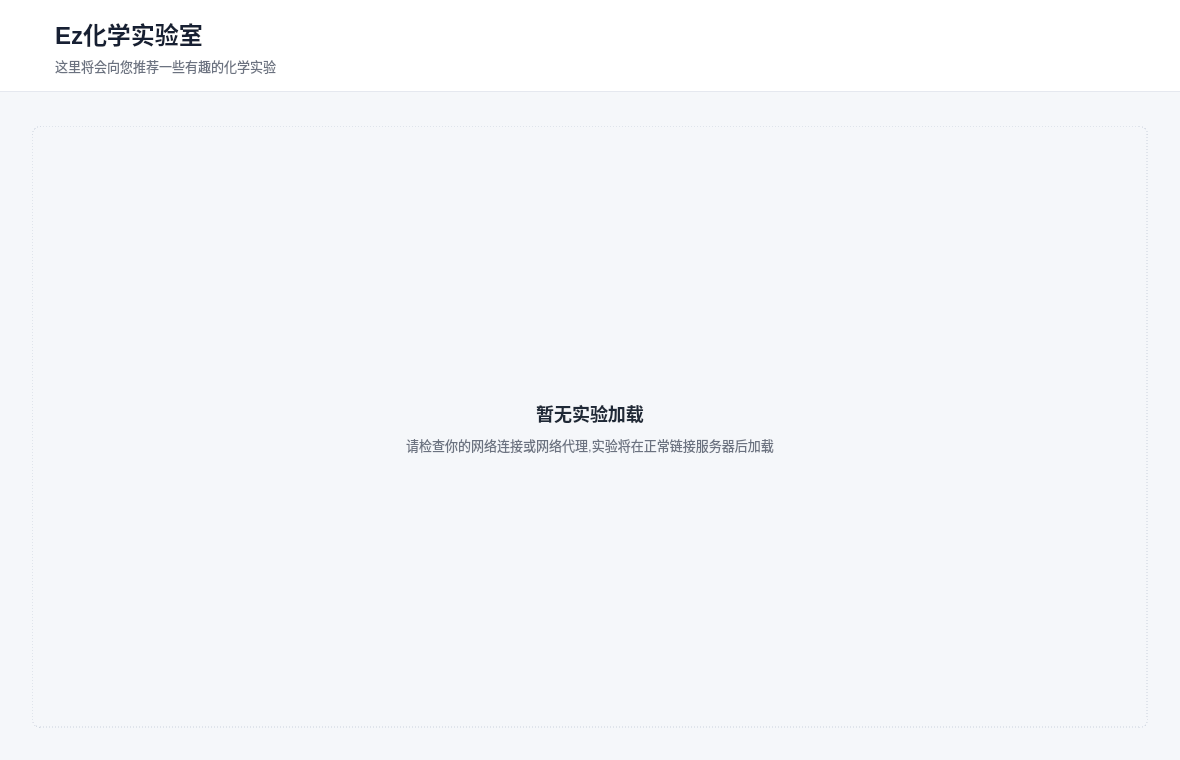
This is EzLaboratory/source/app/MainWindow.ui in Shulincooky/EzLaboratory as Qt 5 draws it before an edit. The edited form follows.
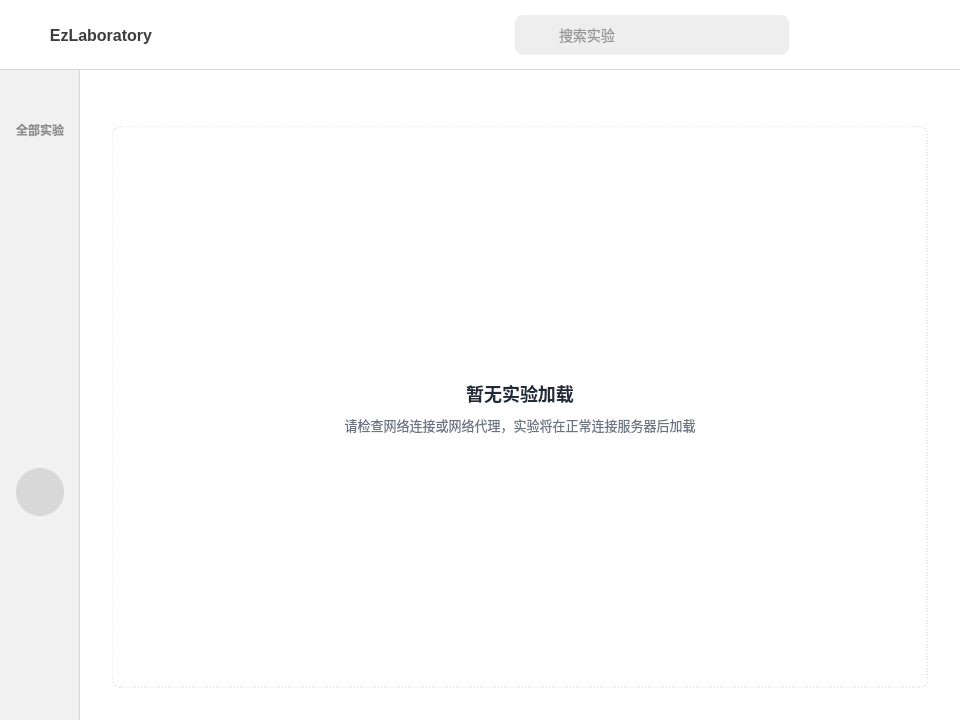
This is the edited form. Icons and pictures are not drawn.

What changed in the file:
```diff
--- a/EzLaboratory/source/app/MainWindow.ui
+++ b/EzLaboratory/source/app/MainWindow.ui
@@ -6,14 +6,14 @@
    <rect>
     <x>0</x>
     <y>0</y>
-    <width>1180</width>
-    <height>760</height>
+    <width>960</width>
+    <height>720</height>
    </rect>
   </property>
   <property name="minimumSize">
    <size>
-    <width>920</width>
-    <height>620</height>
+    <width>960</width>
+    <height>720</height>
    </size>
   </property>
   <property name="windowTitle">
@@ -21,73 +21,95 @@
   </property>
   <property name="styleSheet">
    <string notr="true">* {
-border:0px;
-}
-QMainWindow {
-    background: #F5F7FA;
+    border: 0;
+    font-family: &quot;Microsoft YaHei UI&quot;, &quot;Segoe UI&quot;;
 }
 
+QMainWindow,
 QWidget#centralWidget {
-    background: #F5F7FA;
+    background: #FFFFFF;
 }
 
 QWidget#topBar {
     background: #FFFFFF;
-    border-bottom: 1px solid #E5E8EF;
+    border-bottom: 1px solid #D6D6D6;
 }
 
-QLabel#titleLabel {
-    color: #172033;
-    font-size: 24px;
-    font-weight: 700;
+QLabel#brandLabel {
+    color: #3D3D3D;
+    font-weight: 600;
 }
 
-QLabel#subtitleLabel {
-    color: #6B7280;
-    font-size: 13px;
+QWidget#searchFrame {
+    background: #EEEEEE;
+    border-radius: 8px;
 }
 
-QLabel#connectionStatusLabel {
-    color: #4B5563;
-    background: #EEF2F7;
-    border-radius: 12px;
-    padding: 6px 12px;
+QLabel#searchIconLabel {
+    background: transparent;
 }
 
-QPushButton {
-    background: #FFFFFF;
-    border-radius: 8px;
-    color: #243047;
+QLineEdit#searchLineEdit {
+    background: transparent;
+    color: #3D3D3D;
+    font-size: 14px;
+    padding: 0px 2px;
 }
 
-QPushButton:hover {
-    background: #F1F4F8;
+QWidget#sideBar {
+    background: #F1F1F1;
+    border-right: 1px solid #D6D6D6;
 }
-QPushButton:pressed {
-    background: #D4D8E0;
+
+QToolButton {
+    background: transparent;
+    border-radius: 4px;
+    color: #8C8C8C;
 }
 
-QPushButton#refreshButton {
-    background: #6D5DF2;
-    border: 1px solid #6D5DF2;
-    color: #FFFFFF;
+QToolButton:hover {
+    background: #E7E7E7;
 }
 
-QPushButton#refreshButton:hover {
-    background: #5A4BDD;
+QToolButton:pressed {
+    background: #DADADA;
+}
+
+QToolButton#closeButton:hover {
+    background: #E81123;
+}
+
+QToolButton#navExperimentsButton {
+    color: #8C8C8C;
+    border-radius: 8px;
+    font-size: 12px;
+    font-weight: 600;
+}
+
+QToolButton#navExperimentsButton:hover,
+QToolButton#historyButton:hover,
+QToolButton#themeButton:hover,
+QToolButton#settingsButton:hover {
+    background: #E6E6E6;
+}
+
+QToolButton#avatarButton {
+    background: #D8D8D8;
+    border-radius: 24px;
+}
+
+QToolButton#avatarButton:hover {
+    background: #CCCCCC;
 }
 
 QScrollArea#experimentScrollArea {
-    background: transparent;
+    background: #FFFFFF;
     border: none;
 }
 
-QWidget#scrollContentWidget {
-    background: transparent;
-}
-
+QWidget#scrollContentWidget,
 QWidget#cardGridWidget {
-    background: transparent;
+    background: #FFFFFF;
 }
 
 QFrame#emptyHintFrame {
@@ -106,17 +128,8 @@
     font-size: 13px;
 }</string>
   </property>
-  <property name="iconSize">
-   <size>
-    <width>20</width>
-    <height>20</height>
-   </size>
-  </property>
   <widget class="QWidget" name="centralWidget">
-   <layout class="QVBoxLayout" name="mainLayout">
-    <property name="spacing">
-     <number>0</number>
-    </property>
+   <layout class="QGridLayout" name="gridLayout">
     <property name="leftMargin">
      <number>0</number>
     </property>
@@ -129,91 +142,529 @@
     <property name="bottomMargin">
      <number>0</number>
     </property>
-    <item>
+    <property name="spacing">
+     <number>0</number>
+    </property>
+    <item row="0" column="0" colspan="2">
      <widget class="QWidget" name="topBar" native="true">
       <property name="minimumSize">
        <size>
         <width>0</width>
-        <height>92</height>
+        <height>70</height>
        </size>
       </property>
       <property name="maximumSize">
        <size>
         <width>16777215</width>
-        <height>92</height>
+        <height>70</height>
        </size>
       </property>
-      <layout class="QHBoxLayout" name="topBarLayout">
+      <layout class="QHBoxLayout" name="horizontalLayout_3">
+       <item>
+        <layout class="QHBoxLayout" name="horizontalLayout_2">
+         <item>
+          <widget class="QLabel" name="logoLabel">
+           <property name="minimumSize">
+            <size>
+             <width>32</width>
+             <height>32</height>
+            </size>
+           </property>
+           <property name="maximumSize">
+            <size>
+             <width>32</width>
+             <height>32</height>
+            </size>
+           </property>
+           <property name="text">
+            <string/>
+           </property>
+           <property name="pixmap">
+            <pixmap resource="../../resources/Main.qrc">:/Main/icons/brand/icon.svg</pixmap>
+           </property>
+           <property name="scaledContents">
+            <bool>true</bool>
+           </property>
+          </widget>
+         </item>
+         <item>
+          <widget class="QLabel" name="brandLabel">
+           <property name="font">
+            <font>
+             <family>Microsoft YaHei UI</family>
+             <pointsize>12</pointsize>
+             <fontweight>DemiBold</fontweight>
+            </font>
+           </property>
+           <property name="text">
+            <string>EzLaboratory</string>
+           </property>
+           <property name="alignment">
+            <set>Qt::AlignmentFlag::AlignRight|Qt::AlignmentFlag::AlignTrailing|Qt::AlignmentFlag::AlignVCenter</set>
+           </property>
+          </widget>
+         </item>
+        </layout>
+       </item>
+       <item>
+        <spacer name="topBarLogoSpacer">
+         <property name="orientation">
+          <enum>Qt::Orientation::Horizontal</enum>
+         </property>
+         <property name="sizeHint" stdset="0">
+          <size>
+           <width>40</width>
+           <height>20</height>
+          </size>
+         </property>
+        </spacer>
+       </item>
+       <item>
+        <widget class="QWidget" name="searchFrame" native="true">
+         <property name="minimumSize">
+          <size>
+           <width>274</width>
+           <height>40</height>
+          </size>
+         </property>
+         <property name="maximumSize">
+          <size>
+           <width>274</width>
+           <height>40</height>
+          </size>
+         </property>
+         <layout class="QHBoxLayout" name="searchLayout">
+          <property name="spacing">
+           <number>8</number>
+          </property>
+          <property name="leftMargin">
+           <number>8</number>
+          </property>
+          <property name="topMargin">
+           <number>0</number>
+          </property>
+          <property name="rightMargin">
+           <number>12</number>
+          </property>
+          <property name="bottomMargin">
+           <number>0</number>
+          </property>
+          <item>
+           <widget class="QLabel" name="searchIconLabel">
+            <property name="minimumSize">
+             <size>
+              <width>24</width>
+              <height>24</height>
+             </size>
+            </property>
+            <property name="maximumSize">
+             <size>
+              <width>24</width>
+              <height>24</height>
+             </size>
+            </property>
+            <property name="text">
+             <string/>
+            </property>
+            <property name="pixmap">
+             <pixmap resource="../../resources/Main.qrc">:/Main/icons/topbar/search.svg</pixmap>
+            </property>
+            <property name="scaledContents">
+             <bool>true</bool>
+            </property>
+           </widget>
+          </item>
+          <item>
+           <widget class="QLineEdit" name="searchLineEdit">
+            <property name="minimumSize">
+             <size>
+              <width>0</width>
+              <height>32</height>
+             </size>
+            </property>
+            <property name="frame">
+             <bool>false</bool>
+            </property>
+            <property name="placeholderText">
+             <string>搜索实验</string>
+            </property>
+            <property name="clearButtonEnabled">
+             <bool>true</bool>
+            </property>
+           </widget>
+          </item>
+         </layout>
+        </widget>
+       </item>
+       <item>
+        <widget class="QWidget" name="windowButtonsWidget" native="true">
+         <property name="minimumSize">
+          <size>
+           <width>154</width>
+           <height>52</height>
+          </size>
+         </property>
+         <property name="maximumSize">
+          <size>
+           <width>154</width>
+           <height>52</height>
+          </size>
+         </property>
+         <layout class="QHBoxLayout" name="horizontalLayout">
+          <item>
+           <widget class="QToolButton" name="minimizeButton">
+            <property name="minimumSize">
+             <size>
+              <width>32</width>
+              <height>32</height>
+             </size>
+            </property>
+            <property name="maximumSize">
+             <size>
+              <width>32</width>
+              <height>32</height>
+             </size>
+            </property>
+            <property name="toolTip">
+             <string>Minimize</string>
+            </property>
+            <property name="text">
+             <string/>
+            </property>
+            <property name="icon">
+             <iconset resource="../../resources/Main.qrc">
+              <normaloff>:/Main/icons/window/subtract-fill.svg</normaloff>:/Main/icons/window/subtract-fill.svg</iconset>
+            </property>
+            <property name="iconSize">
+             <size>
+              <width>32</width>
+              <height>32</height>
+             </size>
+            </property>
+           </widget>
+          </item>
+          <item>
+           <spacer name="windowButtonSpacer1">
+            <property name="orientation">
+             <enum>Qt::Orientation::Horizontal</enum>
+            </property>
+            <property name="sizeType">
+             <enum>QSizePolicy::Policy::Fixed</enum>
+            </property>
+            <property name="sizeHint" stdset="0">
+             <size>
+              <width>11</width>
+              <height>20</height>
+             </size>
+            </property>
+           </spacer>
+          </item>
+          <item>
+           <widget class="QToolButton" name="maximizeButton">
+            <property name="minimumSize">
+             <size>
+              <width>32</width>
+              <height>32</height>
+             </size>
+            </property>
+            <property name="maximumSize">
+             <size>
+              <width>32</width>
+              <height>32</height>
+             </size>
+            </property>
+            <property name="toolTip">
+             <string>Maximize</string>
+            </property>
+            <property name="text">
+             <string/>
+            </property>
+            <property name="icon">
+             <iconset resource="../../resources/Main.qrc">
+              <normaloff>:/Main/icons/window/maximize-fill.svg</normaloff>:/Main/icons/window/maximize-fill.svg</iconset>
+            </property>
+            <property name="iconSize">
+             <size>
+              <width>32</width>
+              <height>32</height>
+             </size>
+            </property>
+           </widget>
+          </item>
+          <item>
+           <spacer name="windowButtonSpacer2">
+            <property name="orientation">
+             <enum>Qt::Orientation::Horizontal</enum>
+            </property>
+            <property name="sizeType">
+             <enum>QSizePolicy::Policy::Fixed</enum>
+            </property>
+            <property name="sizeHint" stdset="0">
+             <size>
+              <width>5</width>
+              <height>20</height>
+             </size>
+            </property>
+           </spacer>
+          </item>
+          <item>
+           <widget class="QToolButton" name="closeButton">
+            <property name="minimumSize">
+             <size>
+              <width>32</width>
+              <height>32</height>
+             </size>
+            </property>
+            <property name="maximumSize">
+             <size>
+              <width>32</width>
+              <height>32</height>
+             </size>
+            </property>
+            <property name="toolTip">
+             <string>Close</string>
+            </property>
+            <property name="text">
+             <string/>
+            </property>
+            <property name="icon">
+             <iconset resource="../../resources/Main.qrc">
+              <normaloff>:/Main/icons/window/close-fill.svg</normaloff>:/Main/icons/window/close-fill.svg</iconset>
+            </property>
+            <property name="iconSize">
+             <size>
+              <width>32</width>
+              <height>32</height>
+             </size>
+            </property>
+           </widget>
+          </item>
+         </layout>
+        </widget>
+       </item>
+      </layout>
+     </widget>
+    </item>
+    <item row="1" column="0">
+     <widget class="QWidget" name="sideBar" native="true">
+      <property name="minimumSize">
+       <size>
+        <width>80</width>
+        <height>0</height>
+       </size>
+      </property>
+      <property name="maximumSize">
+       <size>
+        <width>80</width>
+        <height>16777215</height>
+       </size>
+      </property>
+      <layout class="QVBoxLayout" name="sideBarLayout">
        <property name="spacing">
-        <number>16</number>
+        <number>8</number>
        </property>
        <property name="leftMargin">
-        <number>32</number>
+        <number>0</number>
        </property>
        <property name="topMargin">
-        <number>16</number>
+        <number>24</number>
        </property>
        <property name="rightMargin">
-        <number>32</number>
+        <number>0</number>
        </property>
        <property name="bottomMargin">
-        <number>16</number>
+        <number>40</number>
        </property>
        <item>
-        <widget class="QLabel" name="label">
-         <property name="enabled">
-          <bool>true</bool>
+        <widget class="QToolButton" name="navExperimentsButton">
+         <property name="minimumSize">
+          <size>
+           <width>80</width>
+           <height>72</height>
+          </size>
+         </property>
+         <property name="maximumSize">
+          <size>
+           <width>80</width>
+           <height>72</height>
+          </size>
+         </property>
+         <property name="toolTip">
+          <string>Experiments</string>
          </property>
          <property name="text">
-          <string/>
+          <string>全部实验</string>
          </property>
-         <property name="pixmap">
-          <pixmap resource="../../resources/Main.qrc">:/Main/icon/icon.svg</pixmap>
+         <property name="icon">
+          <iconset resource="../../resources/Main.qrc">
+           <normaloff>:/Main/icons/sidebar/all_experiments.svg</normaloff>:/Main/icons/sidebar/all_experiments.svg</iconset>
+         </property>
+         <property name="iconSize">
+          <size>
+           <width>32</width>
+           <height>32</height>
+          </size>
+         </property>
+         <property name="toolButtonStyle">
+          <enum>Qt::ToolButtonStyle::ToolButtonTextUnderIcon</enum>
          </property>
         </widget>
        </item>
        <item>
-        <layout class="QVBoxLayout" name="titleLayout">
-         <property name="spacing">
-          <number>4</number>
-         </property>
-         <item>
-          <widget class="QLabel" name="titleLabel">
-           <property name="text">
-            <string>Ez化学实验室</string>
-           </property>
-          </widget>
-         </item>
-         <item>
-          <widget class="QLabel" name="subtitleLabel">
-           <property name="text">
-            <string>这里将会向您推荐一些有趣的化学实验</string>
-           </property>
-          </widget>
-         </item>
-        </layout>
-       </item>
-       <item>
-        <spacer name="topBarSpacer">
+        <spacer name="sideBarSpacer">
          <property name="orientation">
-          <enum>Qt::Orientation::Horizontal</enum>
+          <enum>Qt::Orientation::Vertical</enum>
          </property>
          <property name="sizeHint" stdset="0">
           <size>
-           <width>40</width>
-           <height>20</height>
+           <width>20</width>
+           <height>40</height>
           </size>
          </property>
         </spacer>
        </item>
        <item>
-        <widget class="QPushButton" name="pushButton">
+        <widget class="QWidget" name="avatarWidget" native="true">
+         <property name="minimumSize">
+          <size>
+           <width>80</width>
+           <height>56</height>
+          </size>
+         </property>
+         <property name="maximumSize">
+          <size>
+           <width>80</width>
+           <height>56</height>
+          </size>
+         </property>
+         <layout class="QGridLayout" name="avatarLayout">
+          <property name="leftMargin">
+           <number>0</number>
+          </property>
+          <property name="topMargin">
+           <number>0</number>
+          </property>
+          <property name="rightMargin">
+           <number>0</number>
+          </property>
+          <property name="bottomMargin">
+           <number>8</number>
+          </property>
+          <property name="spacing">
+           <number>0</number>
+          </property>
+          <item row="0" column="0" alignment="Qt::AlignmentFlag::AlignHCenter|Qt::AlignmentFlag::AlignTop">
+           <widget class="QToolButton" name="avatarButton">
+            <property name="minimumSize">
+             <size>
+              <width>48</width>
+              <height>48</height>
+             </size>
+            </property>
+            <property name="maximumSize">
+             <size>
+              <width>48</width>
+              <height>48</height>
+             </size>
+            </property>
+            <property name="toolTip">
+             <string>Profile</string>
+            </property>
+            <property name="text">
+             <string/>
+            </property>
+           </widget>
+          </item>
+         </layout>
+        </widget>
+       </item>
+       <item>
+        <widget class="QToolButton" name="historyButton">
+         <property name="minimumSize">
+          <size>
+           <width>80</width>
+           <height>44</height>
+          </size>
+         </property>
+         <property name="maximumSize">
+          <size>
+           <width>80</width>
+           <height>44</height>
+          </size>
+         </property>
+         <property name="toolTip">
+          <string>History</string>
+         </property>
          <property name="text">
           <string/>
          </property>
          <property name="icon">
           <iconset resource="../../resources/Main.qrc">
-           <normaloff>:/Main/icon/setting.svg</normaloff>:/Main/icon/setting.svg</iconset>
+           <normaloff>:/Main/icons/sidebar/history.svg</normaloff>:/Main/icons/sidebar/history.svg</iconset>
+         </property>
+         <property name="iconSize">
+          <size>
+           <width>34</width>
+           <height>34</height>
+          </size>
+         </property>
+        </widget>
+       </item>
+       <item>
+        <widget class="QToolButton" name="themeButton">
+         <property name="minimumSize">
+          <size>
+           <width>80</width>
+           <height>44</height>
+          </size>
+         </property>
+         <property name="maximumSize">
+          <size>
+           <width>80</width>
+           <height>44</height>
+          </size>
+         </property>
+         <property name="toolTip">
+          <string>Theme</string>
+         </property>
+         <property name="text">
+          <string/>
+         </property>
+         <property name="icon">
+          <iconset resource="../../resources/Main.qrc">
+           <normaloff>:/Main/icons/sidebar/moon.svg</normaloff>:/Main/icons/sidebar/moon.svg</iconset>
+         </property>
+         <property name="iconSize">
+          <size>
+           <width>32</width>
+           <height>32</height>
+          </size>
+         </property>
+        </widget>
+       </item>
+       <item>
+        <widget class="QToolButton" name="settingsButton">
+         <property name="minimumSize">
+          <size>
+           <width>80</width>
+           <height>44</height>
+          </size>
+         </property>
+         <property name="maximumSize">
+          <size>
+           <width>80</width>
+           <height>44</height>
+          </size>
+         </property>
+         <property name="toolTip">
+          <string>Settings</string>
+         </property>
+         <property name="text">
+          <string/>
+         </property>
+         <property name="icon">
+          <iconset resource="../../resources/Main.qrc">
+           <normaloff>:/Main/icons/sidebar/setting.svg</normaloff>:/Main/icons/sidebar/setting.svg</iconset>
          </property>
          <property name="iconSize">
           <size>
@@ -226,7 +677,7 @@
       </layout>
      </widget>
     </item>
-    <item>
+    <item row="1" column="1">
      <widget class="QScrollArea" name="experimentScrollArea">
       <property name="horizontalScrollBarPolicy">
        <enum>Qt::ScrollBarPolicy::ScrollBarAlwaysOff</enum>
@@ -239,16 +690,16 @@
         <rect>
          <x>0</x>
          <y>0</y>
-         <width>1180</width>
-         <height>668</height>
+         <width>880</width>
+         <height>650</height>
         </rect>
        </property>
-       <layout class="QGridLayout" name="gridLayout">
+       <layout class="QGridLayout" name="gridLayout_2">
         <property name="leftMargin">
          <number>32</number>
         </property>
         <property name="topMargin">
-         <number>28</number>
+         <number>32</number>
         </property>
         <property name="rightMargin">
          <number>32</number>
@@ -256,6 +707,12 @@
         <property name="bottomMargin">
          <number>32</number>
         </property>
+        <property name="horizontalSpacing">
+         <number>0</number>
+        </property>
+        <property name="verticalSpacing">
+         <number>24</number>
+        </property>
         <item row="0" column="0">
          <widget class="QWidget" name="cardGridWidget" native="true">
           <layout class="QGridLayout" name="cardGridLayout">
@@ -336,7 +793,7 @@
            <item>
             <widget class="QLabel" name="emptyHintBodyLabel">
              <property name="text">
-              <string>请检查你的网络连接或网络代理,实验将在正常链接服务器后加载</string>
+              <string>请检查网络连接或网络代理，实验将在正常连接服务器后加载</string>
              </property>
              <property name="alignment">
               <set>Qt::AlignmentFlag::AlignCenter</set>
```
